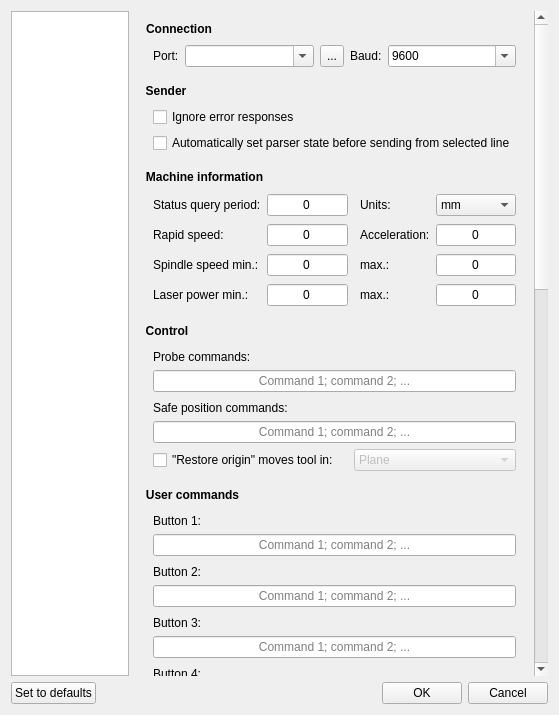
Old version of the form View/SettingsForm.ui in the repository octronic-uk/Candle.
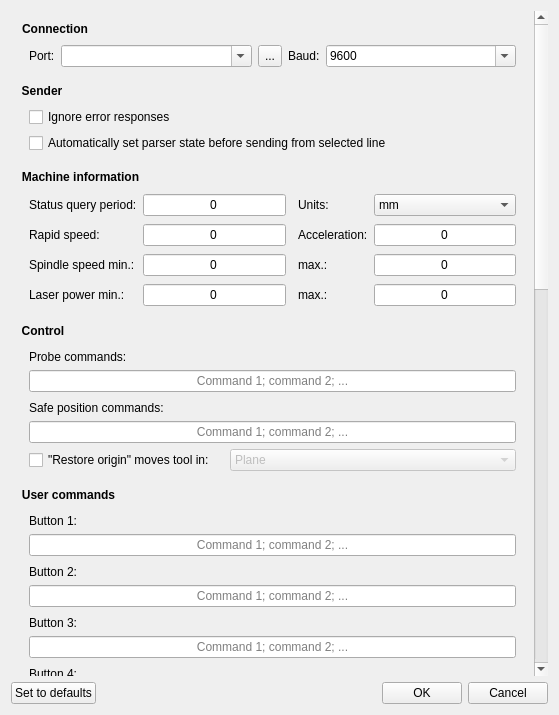
New version of the form. Icons and pictures are not drawn. Custom widgets are drawn as their Qt base class.

Diff of the .ui file:
```diff
--- a/View/SettingsForm.ui
+++ b/View/SettingsForm.ui
@@ -35,18 +35,6 @@
   <layout class="QVBoxLayout" name="verticalLayout_17">
    <item>
     <layout class="QHBoxLayout" name="horizontalLayout_2">
-     <item>
-      <widget class="QListWidget" name="listCategories">
-       <property name="styleSheet">
-        <string notr="true">QListWidget::item {
-	height: 1.75em;
-}</string>
-       </property>
-       <property name="spacing">
-        <number>1</number>
-       </property>
-      </widget>
-     </item>
      <item>
       <widget class="ScrollArea" name="scrollSettings">
        <property name="sizePolicy">
@@ -71,8 +59,8 @@
         <property name="geometry">
          <rect>
           <x>0</x>
-          <y>0</y>
-          <width>449</width>
+          <y>-1043</y>
+          <width>525</width>
           <height>1706</height>
          </rect>
         </property>
```
Left out of the diff: 1 changed line with no effect on the pictures.
